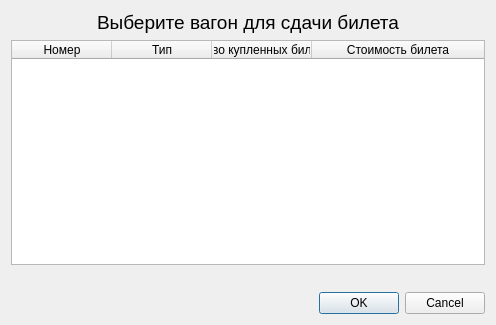
First picture: the form in dialog_handoverticket.ui, repository zloysergunya/IS_Airport, before the edit.
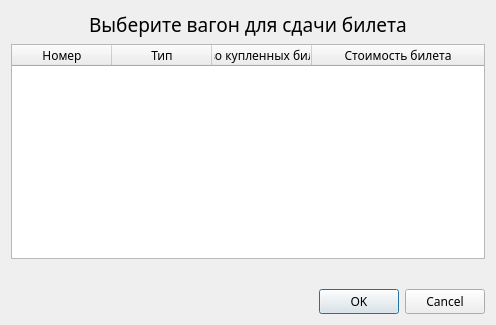
Second picture: the form after the edit.

```diff
--- a/dialog_handoverticket.ui
+++ b/dialog_handoverticket.ui
@@ -10,6 +10,11 @@
     <height>325</height>
    </rect>
   </property>
+  <property name="font">
+   <font>
+    <family>Mongolian Baiti</family>
+   </font>
+  </property>
   <property name="windowTitle">
    <string>Dialog</string>
   </property>
@@ -18,6 +23,7 @@
     <widget class="QLabel" name="mainLabel">
      <property name="font">
       <font>
+       <family>Mongolian Baiti</family>
        <pointsize>14</pointsize>
       </font>
      </property>
```
